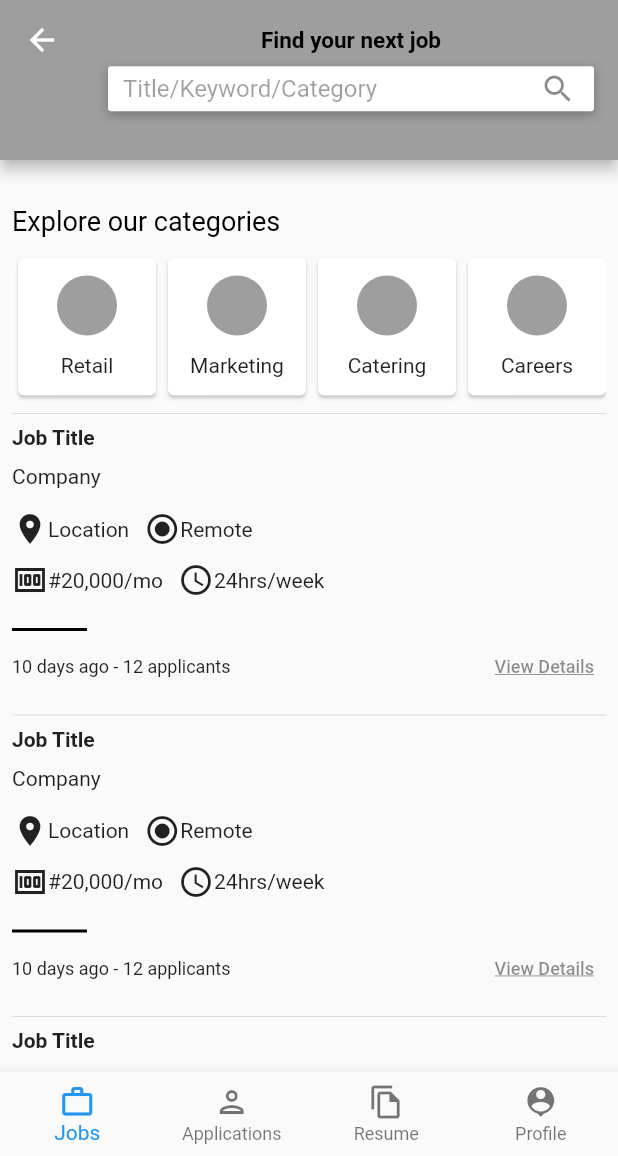
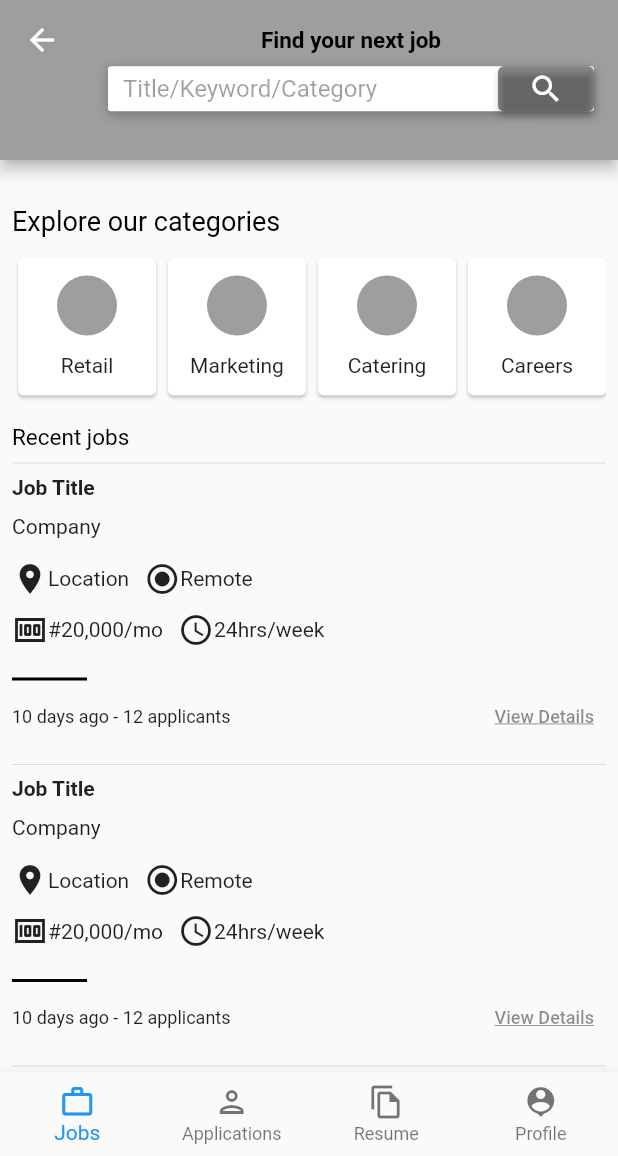
Before and after one commit to zuri-training/student-worker-mobile-10, a Flutter app: the JobMain screen opened directly, on a phone screen of 412 x 824 dp, the part 80-1236 px from its top. Run offline on Flutter 3.47's test engine with Material 2 defaults, Android fonts, the phone set to English and light mode, and no system bars; our stand-ins replace google_fonts; missing offline and left inert: employee_app.

Commit message:
new commit

```diff
--- a/lib/views/screens/jobMain.dart
+++ b/lib/views/screens/jobMain.dart
@@ -64,10 +64,12 @@ class _JobMainstate extends State<JobMain> {
             decoration: InputDecoration(
               border: InputBorder.none,
               contentPadding: EdgeInsets.all(10),
-              suffixIcon: Icon(
-                Icons.search,
-                color: Colors.black45,
-              ),
+                suffixIcon: ElevatedButton(
+                style: ElevatedButton.styleFrom(
+                  primary: Colors.black45,
+                ),
+                onPressed: () {},
+                child: Icon(Icons.search, color: Colors.white)),
               hintText: 'Title/Keyword/Category',
               hintStyle: TextStyle(
                 color: Colors.black38,
@@ -126,11 +128,26 @@ class _JobMainstate extends State<JobMain> {
             crossAxisAlignment: CrossAxisAlignment.center,
             children: <Widget>[
               CircleAvatar(
-              backgroundColor: Colors.grey,
+                backgroundColor: Colors.grey,
               ),
               Text(category),
             ],
           ),
+        ),
+      ),
+    );
+  }
+
+  Widget buildRecentJob() {
+    return Container(
+      alignment: Alignment.centerLeft,
+      // padding: EdgeInsets.all(8.00),
+      child: Text(
+        'Recent jobs',
+        style: TextStyle(
+          color: Colors.black,
+          fontSize: 15,
+          //fontWeight: FontWeight.bold,
         ),
       ),
     );
@@ -200,6 +217,8 @@ class _JobMainstate extends State<JobMain> {
               buildExplore(),
               SizedBox(height: 10),
               buildJobCategory(),
+              SizedBox(height: 15),
+              buildRecentJob(),
               SizedBox(),
               buildJobList(),
               TextButton(
```
